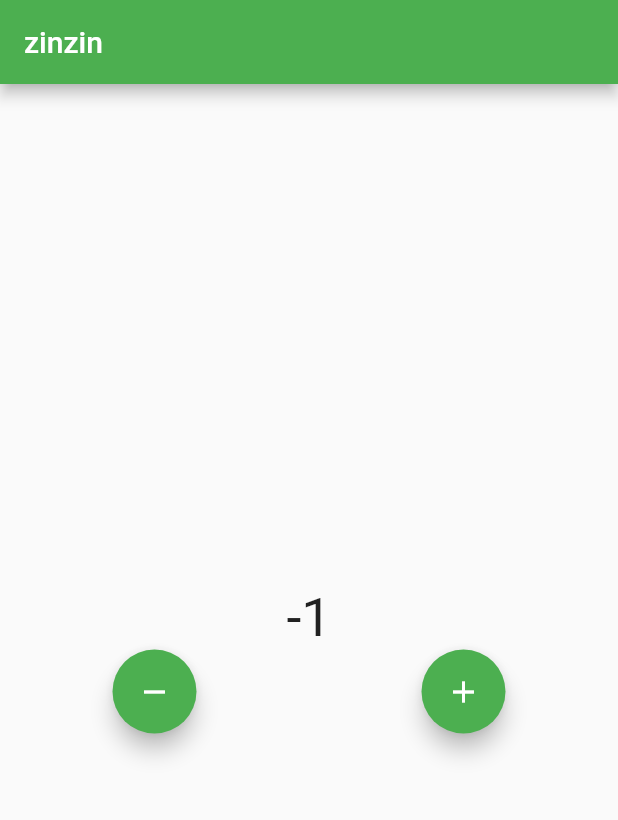
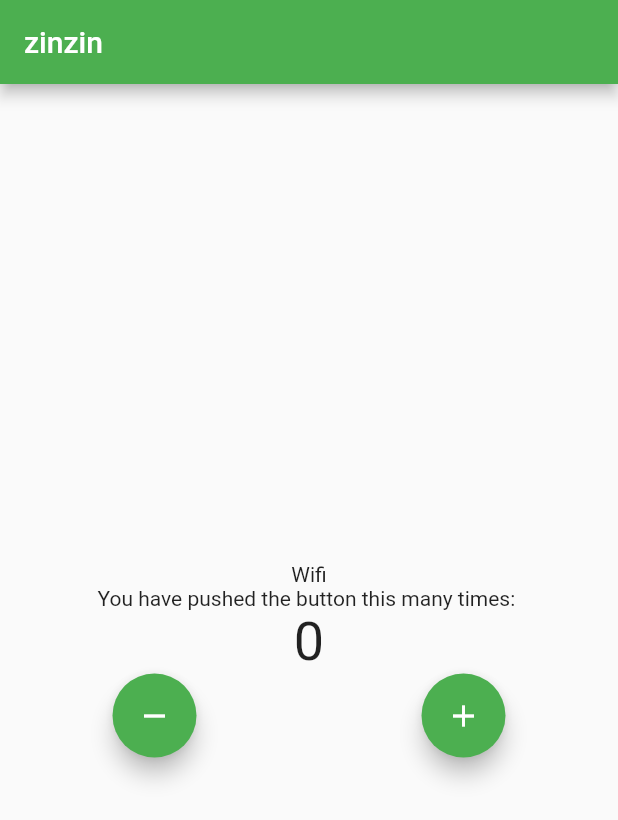
Before and after one commit to DrozdAllan/flutter_bloc_tuto, a Flutter app: the screen it shows after launch, after a tap on the "remove" icon, on a phone screen of 412 x 824 dp. Shown: the top 820 px of the screen. Run offline on Flutter 3.47's test engine with Material 2 defaults, Android fonts, the phone set to English and light mode, and no system bars; our stand-ins replace bloc, connectivity_plus, equatable, flutter_bloc.

```diff
--- a/lib/logic/cubits/counter/counter_cubit.dart
+++ b/lib/logic/cubits/counter/counter_cubit.dart
@@ -1,14 +1,37 @@
+import 'dart:async';
+
 import 'package:bloc/bloc.dart';
 import 'package:equatable/equatable.dart';
+import 'package:flutter_bloc_tuto/logic/cubits/internet/internet_cubit.dart';
 
 part 'counter_state.dart';
 
 class CounterCubit extends Cubit<CounterState> {
-  CounterCubit() : super(CounterState(counterValue: 0));
+  final InternetCubit internetCubit;
+  StreamSubscription? internetStreamSubscription;
 
-  void increment() => emit(
-      CounterState(counterValue: state.counterValue + 1, wasIncremented: true));
+  CounterCubit({required this.internetCubit}) : super(CounterState(counterValue: 0)) {
+    monitorInternetCubit();
+  }
 
-  void decrement() => emit(CounterState(
-      counterValue: state.counterValue - 1, wasIncremented: false));
+  StreamSubscription<InternetState> monitorInternetCubit() {
+    return internetStreamSubscription = internetCubit.stream.listen((internetState) {
+      if (internetState is InternetConnected && internetState.connectionType == ConnectionType.wifi) {
+        increment();
+      } else if (internetState is InternetConnected &&
+          internetState.connectionType == ConnectionType.mobile) {
+        decrement();
+      }
+    });
+  }
+
+  void increment() => emit(CounterState(counterValue: state.counterValue + 1, wasIncremented: true));
+
+  void decrement() => emit(CounterState(counterValue: state.counterValue - 1, wasIncremented: false));
+
+  @override
+  Future<void> close() {
+    internetStreamSubscription!.cancel();
+    return super.close();
+  }
 }
--- a/lib/logic/cubits/internet/internet_cubit.dart
+++ b/lib/logic/cubits/internet/internet_cubit.dart
@@ -9,11 +9,13 @@ class InternetCubit extends Cubit<InternetState> {
   final Connectivity connectivity;
   StreamSubscription? connectivityStreamSubscription;
 
-  InternetCubit(
-      {required this.connectivity, this.connectivityStreamSubscription})
+  InternetCubit({required this.connectivity, this.connectivityStreamSubscription})
       : super(InternetLoading()) {
-    connectivityStreamSubscription =
-        connectivity.onConnectivityChanged.listen((connectivityResult) {
+    monitorInternetConnection();
+  }
+
+  StreamSubscription<ConnectivityResult> monitorInternetConnection() {
+    return connectivityStreamSubscription = connectivity.onConnectivityChanged.listen((connectivityResult) {
       if (connectivityResult == ConnectivityResult.wifi) {
         emitInternetConnected(ConnectionType.wifi);
       } else if (connectivityResult == ConnectivityResult.mobile) {
--- a/lib/main.dart
+++ b/lib/main.dart
@@ -1,28 +1,37 @@
+import 'package:connectivity_plus/connectivity_plus.dart';
 import 'package:flutter/material.dart';
 import 'package:flutter_bloc/flutter_bloc.dart';
 import 'package:flutter_bloc_tuto/logic/cubits/counter/counter_cubit.dart';
+import 'package:flutter_bloc_tuto/logic/cubits/internet/internet_cubit.dart';
 import 'package:flutter_bloc_tuto/presentation/screens/home.dart';
-import 'package:flutter_bloc_tuto/presentation/navigator/routes.dart'
-    as navigator;
+import 'package:flutter_bloc_tuto/presentation/navigator/routes.dart' as navigator;
 
 void main() {
-  runApp(const MyApp());
+  runApp(MyApp(
+    connectivity: Connectivity(),
+  ));
 }
 
 class MyApp extends StatelessWidget {
-  const MyApp({Key? key}) : super(key: key);
+  final Connectivity connectivity;
+  const MyApp({Key? key, required this.connectivity}) : super(key: key);
 
   @override
   Widget build(BuildContext context) {
-    return BlocProvider(
-      create: (context) => CounterCubit(),
+    return MultiBlocProvider(
+      providers: [
+        BlocProvider<InternetCubit>(
+          create: (context) => InternetCubit(connectivity: connectivity),
+        ),
+        BlocProvider<CounterCubit>(
+            create: (context) => CounterCubit(internetCubit: context.read<InternetCubit>())),
+      ],
       child: MaterialApp(
         title: 'Flutter Demo',
         theme: ThemeData(
           primarySwatch: Colors.green,
         ),
-        onGenerateRoute: (settings) =>
-            navigator.RouteGenerator.generateRoute(settings),
+        onGenerateRoute: (settings) => navigator.RouteGenerator.generateRoute(settings),
         initialRoute: Home.routeName,
       ),
     );
--- a/lib/presentation/screens/home.dart
+++ b/lib/presentation/screens/home.dart
@@ -1,6 +1,7 @@
 import 'package:flutter/material.dart';
 import 'package:flutter_bloc/flutter_bloc.dart';
 import 'package:flutter_bloc_tuto/logic/cubits/counter/counter_cubit.dart';
+import 'package:flutter_bloc_tuto/logic/cubits/internet/internet_cubit.dart';
 
 class Home extends StatefulWidget {
   const Home({Key? key}) : super(key: key);
@@ -19,7 +20,24 @@ class _HomeState extends State<Home> {
         automaticallyImplyLeading: false,
         title: const Text('zinzin'),
       ),
-      body: BlocListener<CounterCubit, CounterState>(
+      body: Center(
+        child: Column(
+          mainAxisAlignment: MainAxisAlignment.center,
+          children: <Widget>[
+            BlocBuilder<InternetCubit, InternetState>(
+              builder: (context, state) {
+                if (state is InternetConnected && state.connectionType == ConnectionType.wifi) {
+                  return const Text('Wifi');
+                } else if (state is InternetConnected && state.connectionType == ConnectionType.mobile) {
+                  return const Text('Mobile');
+                } else if (state is InternetDisconnected) {
+                  return const Text('Disconnected');
+                }
+                return const CircularProgressIndicator();
+              },
+            ),
+            const Text('You have pushed the button this many times: '),
+            BlocConsumer<CounterCubit, CounterState>(
               listener: (context, state) {
                 if (state.wasIncremented!) {
                   ScaffoldMessenger.of(context).showSnackBar(
@@ -37,11 +55,6 @@ class _HomeState extends State<Home> {
                   );
                 }
               },
-        child: Center(
-          child: Column(
-            mainAxisAlignment: MainAxisAlignment.center,
-            children: <Widget>[
-              BlocBuilder<CounterCubit, CounterState>(
               builder: (context, state) {
                 return Text(
                   state.counterValue.toString(),
@@ -70,7 +83,6 @@ class _HomeState extends State<Home> {
           ],
         ),
       ),
-      ),
     );
   }
 }
```
Lines whose indentation alone changed are shown as unchanged.
